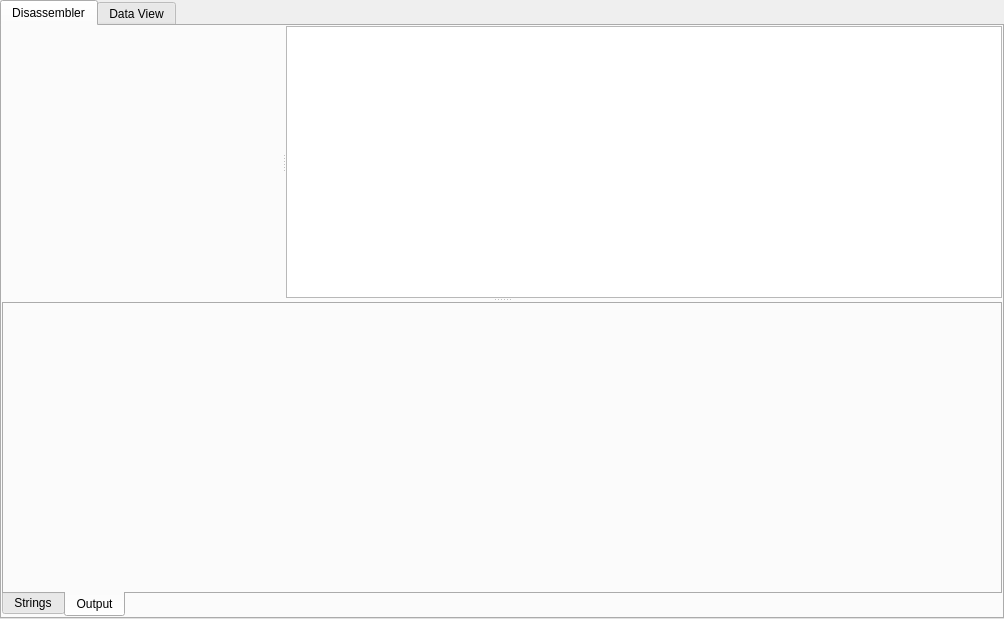
PREF/PREF, file views/disassemblerview/disassemblerview.ui: the form before one commit.
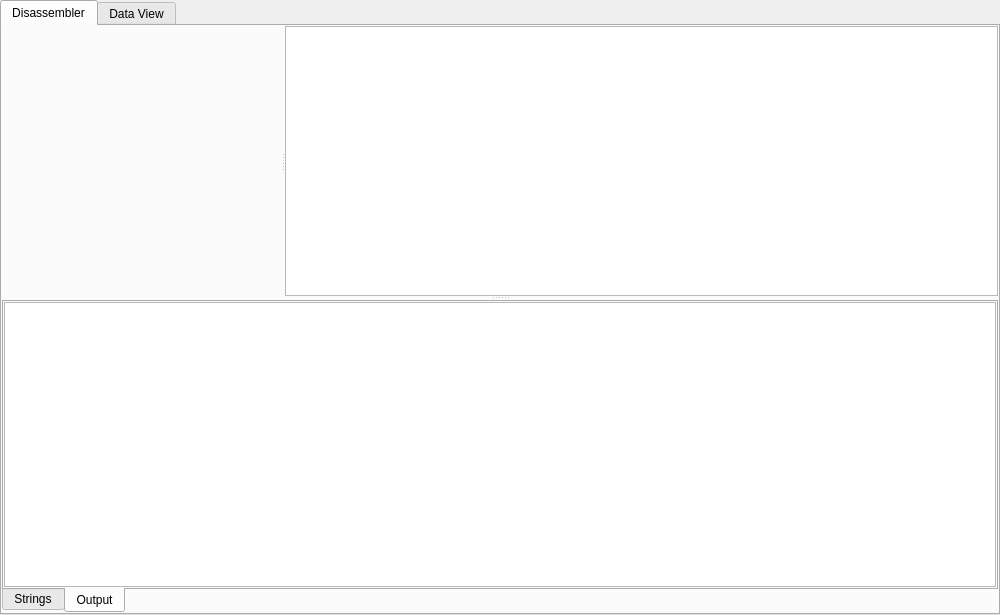
The form after the commit. The open tabs and pages were chosen to show the change. Custom widgets are drawn as their Qt base class.

What changed in the file:
```diff
--- a/views/disassemblerview/disassemblerview.ui
+++ b/views/disassemblerview/disassemblerview.ui
@@ -6,8 +6,8 @@
    <rect>
     <x>0</x>
     <y>0</y>
-    <width>1004</width>
-    <height>619</height>
+    <width>1000</width>
+    <height>615</height>
    </rect>
   </property>
   <property name="windowTitle">
@@ -104,6 +104,23 @@
            <attribute name="title">
             <string>Output</string>
            </attribute>
+           <layout class="QVBoxLayout" name="verticalLayout_2">
+            <property name="leftMargin">
+             <number>0</number>
+            </property>
+            <property name="topMargin">
+             <number>0</number>
+            </property>
+            <property name="rightMargin">
+             <number>0</number>
+            </property>
+            <property name="bottomMargin">
+             <number>0</number>
+            </property>
+            <item>
+             <widget class="LogWidget" name="logWidget"/>
+            </item>
+           </layout>
           </widget>
          </widget>
         </widget>
@@ -155,6 +172,11 @@
    <header>views/disassemblerview/disassemblerwidget/disassemblerwidget.h</header>
    <container>1</container>
   </customwidget>
+  <customwidget>
+   <class>LogWidget</class>
+   <extends>QPlainTextEdit</extends>
+   <header>logwidget/logwidget.h</header>
+  </customwidget>
  </customwidgets>
  <resources/>
  <connections/>
```
